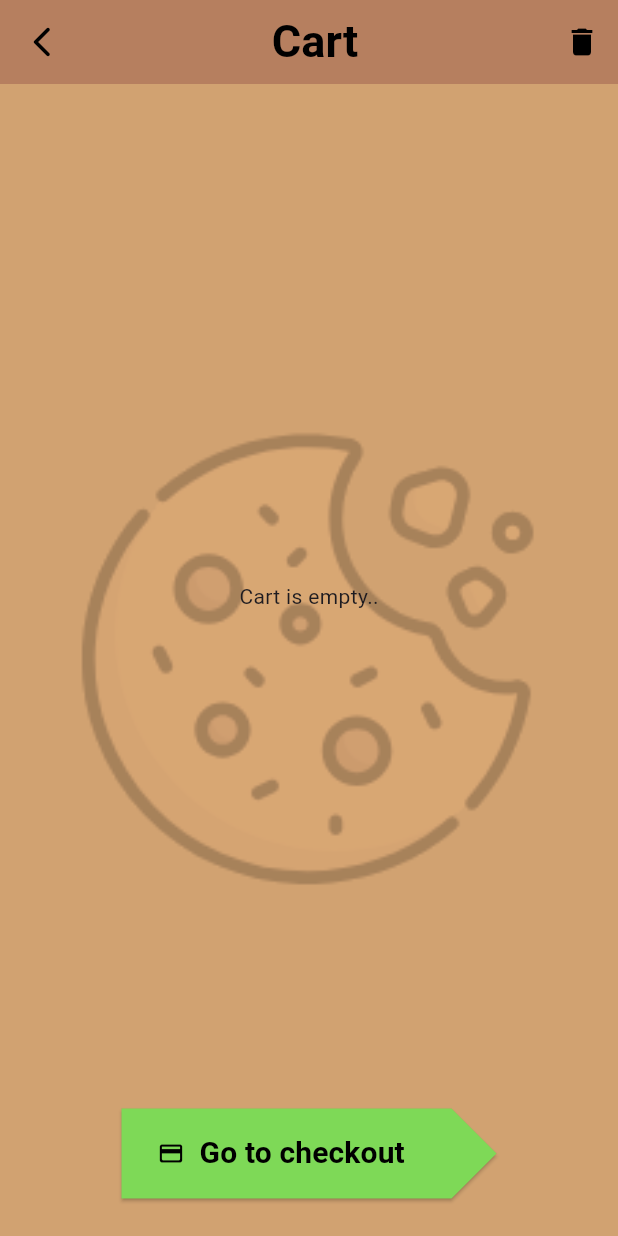
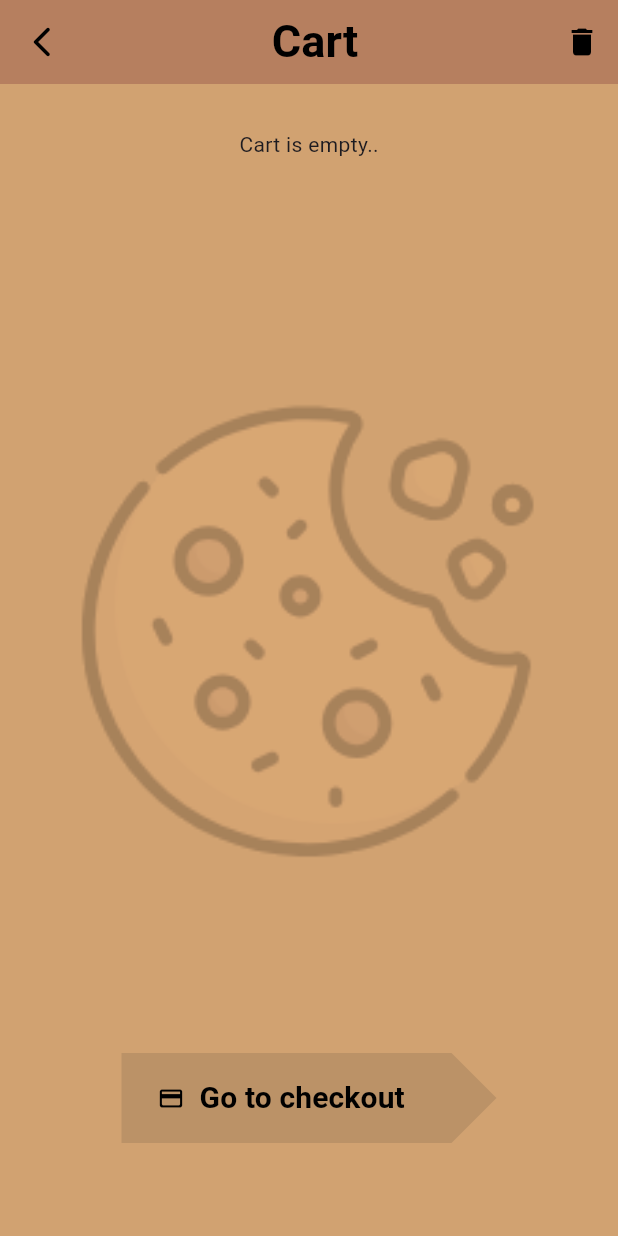
Before and after one commit to AmirLast/FYP-Along-s-Homemade-Cookies, a Flutter app: the CartPage screen opened directly, on a phone screen of 412 x 824 dp. Run offline on Flutter 3.47's test engine with Material 3 defaults, Android fonts, the phone set to English and light mode, and no system bars; our stand-ins replace cloud_firestore, firebase_auth, firebase_core, firebase_storage, flutter_credit_card, image_picker; accounts and stored records are empty; network calls fail; project files that could hold a hidden picture were left out.

Commit message:
actually last, after this is demo 2

```diff
--- a/lib/components/my_receipt.dart
+++ b/lib/components/my_receipt.dart
@@ -26,8 +26,8 @@ class MyReceipt extends StatelessWidget {
                 builder: (context, shop, child) => Text(shop.displayCartReceipt()),
               ),
             ),
-            const SizedBox(height: 25),
-            const Text("Estimated delivery time is: 12:30 PM"),
+            // const SizedBox(height: 25),
+            // const Text("Estimated delivery time is: 12:30 PM"),
           ],
         ),
       ),
--- a/lib/pages/customer/cartpage.dart
+++ b/lib/pages/customer/cartpage.dart
@@ -83,7 +83,10 @@ class CartPage extends StatelessWidget {
               )
             ],
           ),
-          body: Container(
+          body: SingleChildScrollView(
+            child: Container(
+              width: MediaQuery.of(context).size.width, //max width for current phone
+              height: MediaQuery.of(context).size.height - kBottomNavigationBarHeight - kToolbarHeight + 19, //max height for current phone
               decoration: show.showLogo(),
               child: Column(
                 children: [
@@ -92,7 +95,11 @@ class CartPage extends StatelessWidget {
                     child: Column(
                       children: [
                         userCart.isEmpty
-                          ? const Expanded(child: Center(child: Text("Cart is empty..")))
+                            ? const Expanded(
+                                child: Padding(
+                                padding: EdgeInsets.only(top: 30.0),
+                                child: Text("Cart is empty.."),
+                              ))
                             : Expanded(
                                 child: ListView.builder(
                                   itemCount: userCart.length,
@@ -111,7 +118,9 @@ class CartPage extends StatelessWidget {
                   //button to pay
                   MyMenuButton(
                     text: "Go to checkout",
-                  onPressed: () => Navigator.push(
+                    onPressed: userCart.isEmpty
+                        ? null
+                        : () => Navigator.push(
                               context,
                               MaterialPageRoute(
                                 builder: (context) => const PayPage(),
@@ -124,6 +133,7 @@ class CartPage extends StatelessWidget {
                 ],
               ),
             ),
+          ),
         );
       },
     );
--- a/lib/pages/customer/shoplistpage.dart
+++ b/lib/pages/customer/shoplistpage.dart
@@ -93,7 +93,8 @@ class _ShopListPageState extends State<ShopListPage> {
                                   context,
                                   MaterialPageRoute(
                                       builder: (context) =>
-                                          ShopPage(id: shops[index]!.id, name: shops[index]!.name, bakeds: shops[index]!.bakeds)));
+                                          ShopPage(id: shops[index]!.id, name: shops[index]!.name, bakeds: shops[index]!.bakeds),
+                                      settings: const RouteSettings(name: "shop")));
                             },
                           );
                         },
--- a/lib/pages/owner/addproduct.dart
+++ b/lib/pages/owner/addproduct.dart
@@ -229,6 +229,8 @@ class _AddProductState extends State<AddProduct> {
                         isShowhint: false,
                       ),
 
+                      const SizedBox(height: 30),
+
                       //image of category
                       MaterialButton(
                         child: Container(
```
Also changed, not shown: lib/pages/customer/deliveryprogresspage.dart (+16 -3 lines). Lines whose indentation alone changed are shown as unchanged.
